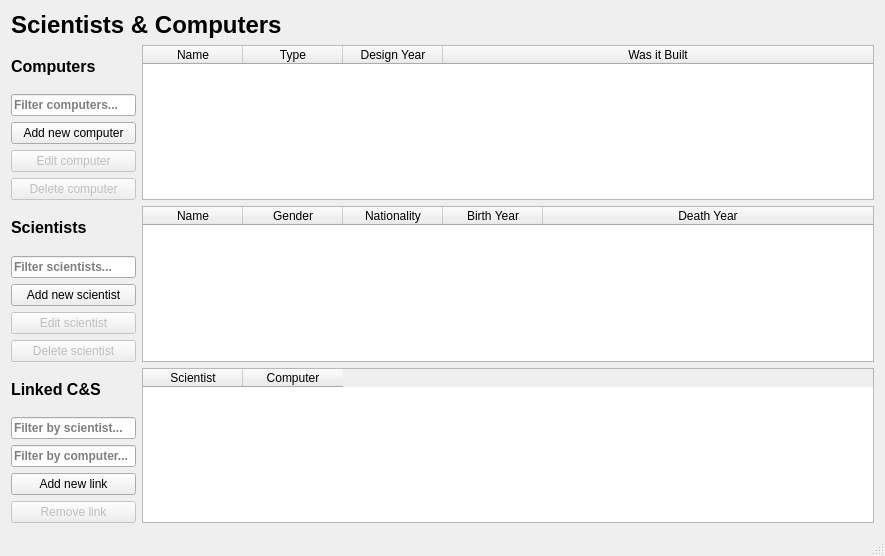
Old version of the form VLN1-H32/mainwindow.ui in the repository Kristian15/VLN1-Hopur32.
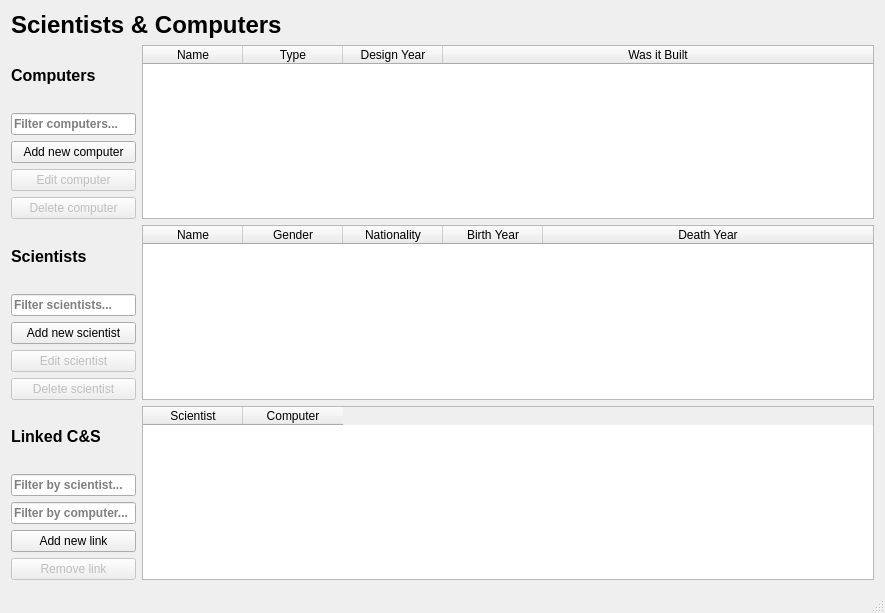
New version of the form. Icons and pictures are not drawn.

The edit to the form file:
```diff
--- a/VLN1-H32/mainwindow.ui
+++ b/VLN1-H32/mainwindow.ui
@@ -7,9 +7,15 @@
     <x>0</x>
     <y>0</y>
     <width>885</width>
-    <height>556</height>
+    <height>613</height>
    </rect>
   </property>
+  <property name="sizePolicy">
+   <sizepolicy hsizetype="Maximum" vsizetype="Maximum">
+    <horstretch>0</horstretch>
+    <verstretch>0</verstretch>
+   </sizepolicy>
+  </property>
   <property name="windowTitle">
    <string>MainWindow</string>
   </property>
@@ -105,6 +111,9 @@
             <bold>false</bold>
            </font>
           </property>
+          <property name="lineWidth">
+           <number>1</number>
+          </property>
           <property name="editTriggers">
            <set>QAbstractItemView::NoEditTriggers</set>
           </property>
@@ -114,6 +123,9 @@
           <property name="selectionBehavior">
            <enum>QAbstractItemView::SelectRows</enum>
           </property>
+          <property name="showGrid">
+           <bool>false</bool>
+          </property>
           <property name="sortingEnabled">
            <bool>true</bool>
           </property>
@@ -254,7 +266,7 @@
            <enum>QAbstractItemView::SelectRows</enum>
           </property>
           <property name="showGrid">
-           <bool>true</bool>
+           <bool>false</bool>
           </property>
           <property name="sortingEnabled">
            <bool>true</bool>
```
Left out of the diff: 2 changed lines with no effect on the pictures.
